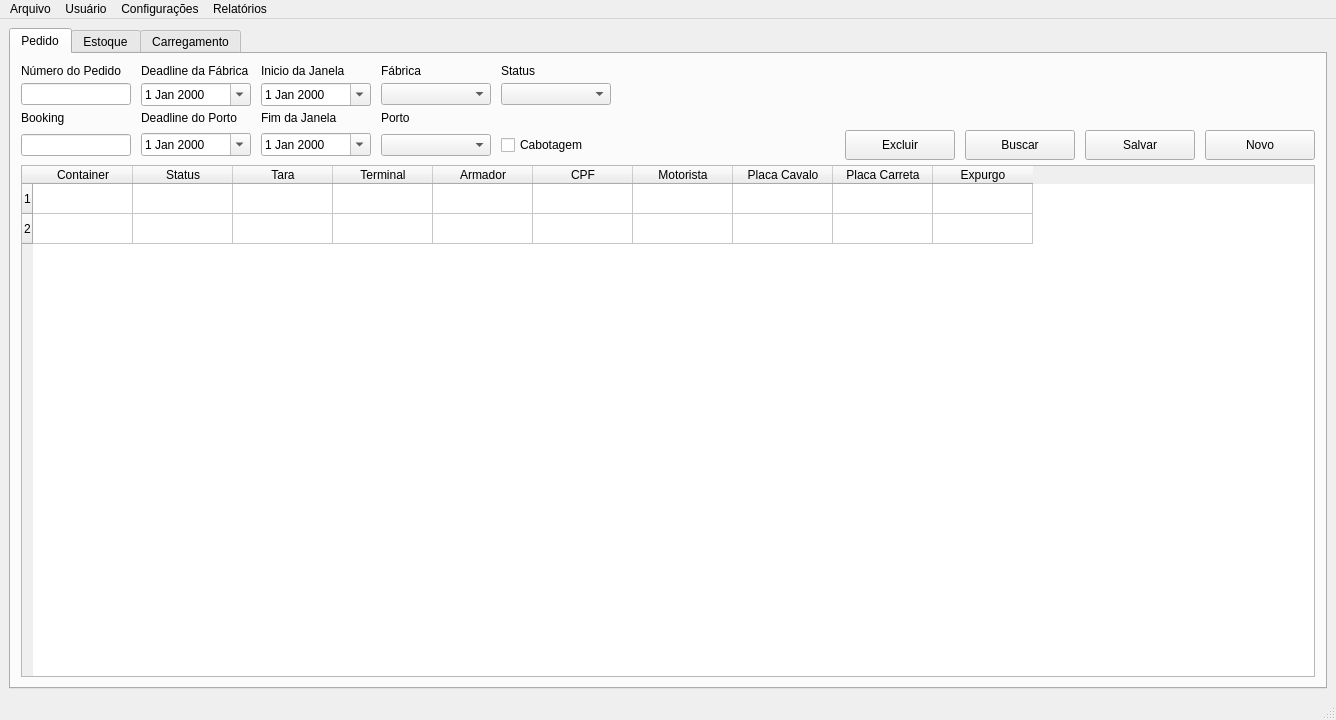
Before: the Qt Designer form GUI/MainWindow/MainWindow.ui in Aniroth/WM-Lages, drawn with Qt 5.
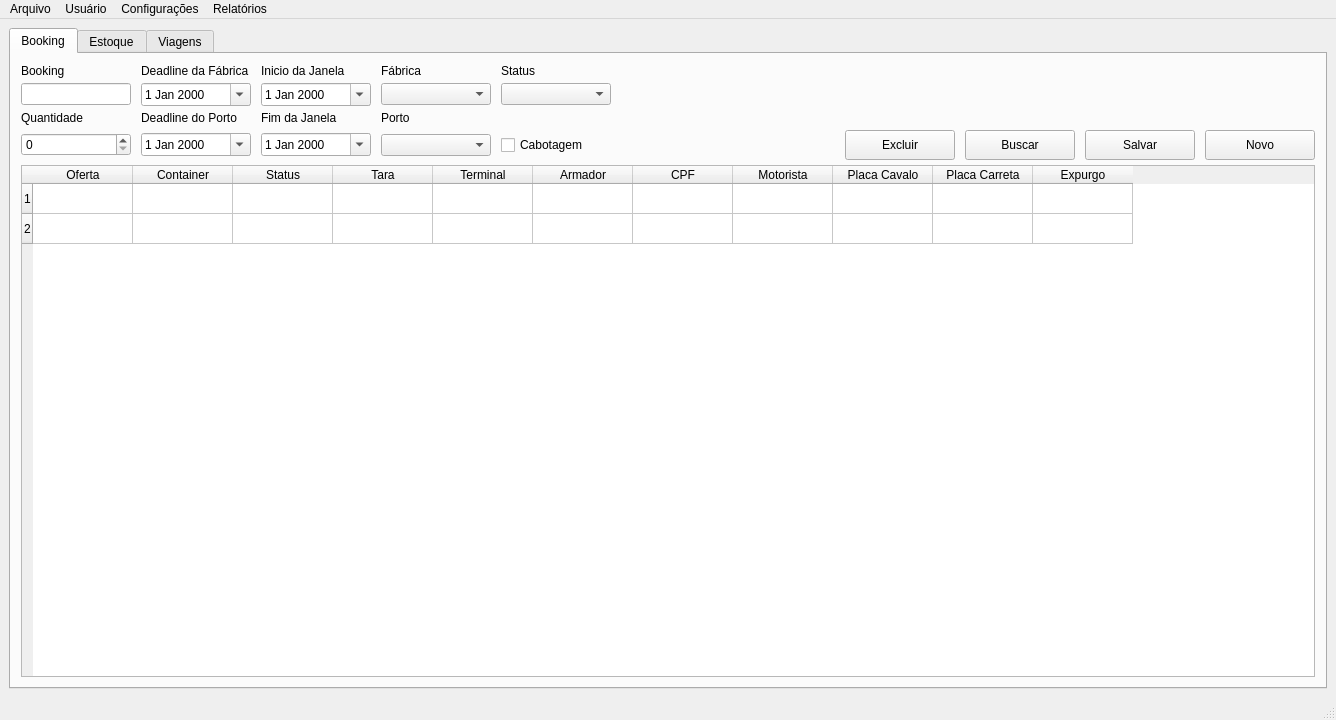
After: the same form once the commit is applied.

```diff
--- a/GUI/MainWindow/MainWindow.ui
+++ b/GUI/MainWindow/MainWindow.ui
@@ -26,7 +26,7 @@
       <property name="currentIndex">
        <number>0</number>
       </property>
-      <widget class="QWidget" name="TAB_Pedido">
+      <widget class="QWidget" name="TAB_Booking">
        <property name="sizePolicy">
         <sizepolicy hsizetype="MinimumExpanding" vsizetype="MinimumExpanding">
          <horstretch>0</horstretch>
@@ -34,7 +34,7 @@
         </sizepolicy>
        </property>
        <attribute name="title">
-        <string>Pedido</string>
+        <string>Booking</string>
        </attribute>
        <layout class="QGridLayout" name="gridLayout_2">
         <property name="leftMargin">
@@ -129,6 +129,11 @@
             <string>2</string>
            </property>
           </row>
+          <column>
+           <property name="text">
+            <string>Oferta</string>
+           </property>
+          </column>
           <column>
            <property name="text">
             <string>Container</string>
@@ -256,47 +261,6 @@
           </property>
          </widget>
         </item>
-        <item row="0" column="0">
-         <widget class="QLabel" name="LBL_Pedido">
-          <property name="sizePolicy">
-           <sizepolicy hsizetype="Fixed" vsizetype="Fixed">
-            <horstretch>0</horstretch>
-            <verstretch>0</verstretch>
-           </sizepolicy>
-          </property>
-          <property name="maximumSize">
-           <size>
-            <width>110</width>
-            <height>16777215</height>
-           </size>
-          </property>
-          <property name="text">
-           <string>Número do Pedido</string>
-          </property>
-         </widget>
-        </item>
-        <item row="3" column="0">
-         <widget class="QLabel" name="LBL_Booking">
-          <property name="sizePolicy">
-           <sizepolicy hsizetype="Fixed" vsizetype="Fixed">
-            <horstretch>0</horstretch>
-            <verstretch>0</verstretch>
-           </sizepolicy>
-          </property>
-          <property name="maximumSize">
-           <size>
-            <width>110</width>
-            <height>16777215</height>
-           </size>
-          </property>
-          <property name="frameShape">
-           <enum>QFrame::NoFrame</enum>
-          </property>
-          <property name="text">
-           <string>Booking</string>
-          </property>
-         </widget>
-        </item>
         <item row="3" column="3">
          <widget class="QLabel" name="LBL_Porto">
           <property name="sizePolicy">
@@ -372,22 +336,6 @@
           </property>
          </widget>
         </item>
-        <item row="1" column="0">
-         <widget class="QLineEdit" name="TXB_Pedido">
-          <property name="sizePolicy">
-           <sizepolicy hsizetype="Fixed" vsizetype="Fixed">
-            <horstretch>0</horstretch>
-            <verstretch>0</verstretch>
-           </sizepolicy>
-          </property>
-          <property name="maximumSize">
-           <size>
-            <width>110</width>
-            <height>16777215</height>
-           </size>
-          </property>
-         </widget>
-        </item>
         <item row="1" column="4">
          <widget class="QComboBox" name="CBX_Status">
           <property name="sizePolicy">
@@ -501,28 +449,6 @@
           </property>
          </widget>
         </item>
-        <item row="5" column="0">
-         <widget class="QLineEdit" name="TXB_Booking">
-          <property name="sizePolicy">
-           <sizepolicy hsizetype="Fixed" vsizetype="Fixed">
-            <horstretch>0</horstretch>
-            <verstretch>0</verstretch>
-           </sizepolicy>
-          </property>
-          <property name="minimumSize">
-           <size>
-            <width>110</width>
-            <height>0</height>
-           </size>
-          </property>
-          <property name="maximumSize">
-           <size>
-            <width>110</width>
-            <height>16777215</height>
-           </size>
-          </property>
-         </widget>
-        </item>
         <item row="0" column="4">
          <widget class="QLabel" name="LBL_Status">
           <property name="sizePolicy">
@@ -667,6 +593,70 @@
           </property>
          </widget>
         </item>
+        <item row="0" column="0">
+         <widget class="QLabel" name="LBL_Booking">
+          <property name="sizePolicy">
+           <sizepolicy hsizetype="Fixed" vsizetype="Fixed">
+            <horstretch>0</horstretch>
+            <verstretch>0</verstretch>
+           </sizepolicy>
+          </property>
+          <property name="maximumSize">
+           <size>
+            <width>110</width>
+            <height>16777215</height>
+           </size>
+          </property>
+          <property name="frameShape">
+           <enum>QFrame::NoFrame</enum>
+          </property>
+          <property name="text">
+           <string>Booking</string>
+          </property>
+         </widget>
+        </item>
+        <item row="1" column="0">
+         <widget class="QLineEdit" name="TXB_Booking">
+          <property name="sizePolicy">
+           <sizepolicy hsizetype="Fixed" vsizetype="Fixed">
+            <horstretch>0</horstretch>
+            <verstretch>0</verstretch>
+           </sizepolicy>
+          </property>
+          <property name="minimumSize">
+           <size>
+            <width>110</width>
+            <height>0</height>
+           </size>
+          </property>
+          <property name="maximumSize">
+           <size>
+            <width>110</width>
+            <height>16777215</height>
+           </size>
+          </property>
+          <property name="frame">
+           <bool>true</bool>
+          </property>
+          <property name="readOnly">
+           <bool>true</bool>
+          </property>
+         </widget>
+        </item>
+        <item row="3" column="0">
+         <widget class="QLabel" name="LBL_QtdePedido">
+          <property name="text">
+           <string>Quantidade</string>
+          </property>
+         </widget>
+        </item>
+        <item row="5" column="0">
+         <widget class="QSpinBox" name="SBX_QtdePedido">
+          <property name="maximum">
+           <number>1000</number>
+          </property>
+         </widget>
+        </item>
        </layout>
       </widget>
       <widget class="QWidget" name="TAB_Estoque">
@@ -980,9 +970,9 @@
         </item>
        </layout>
       </widget>
-      <widget class="QWidget" name="TAB_Carregamento">
+      <widget class="QWidget" name="TAB_Viagens">
        <attribute name="title">
-        <string>Carregamento</string>
+        <string>Viagens</string>
        </attribute>
        <layout class="QGridLayout" name="gridLayout_3">
         <item row="5" column="0">
```
Left out of the diff: 2 changed lines with no effect on the pictures.
